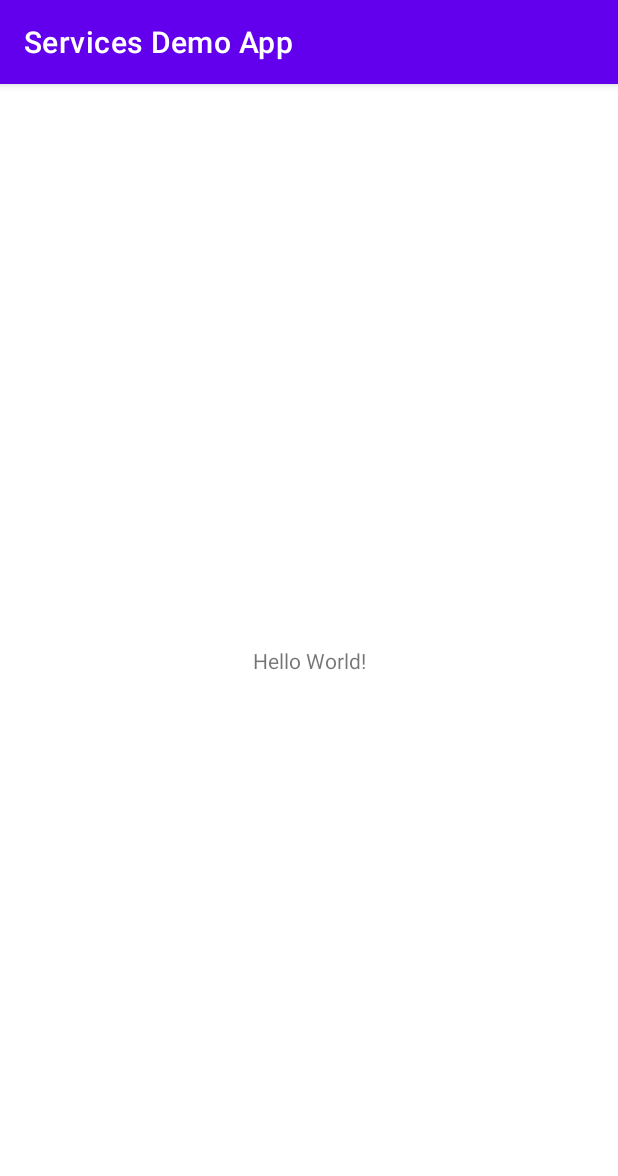
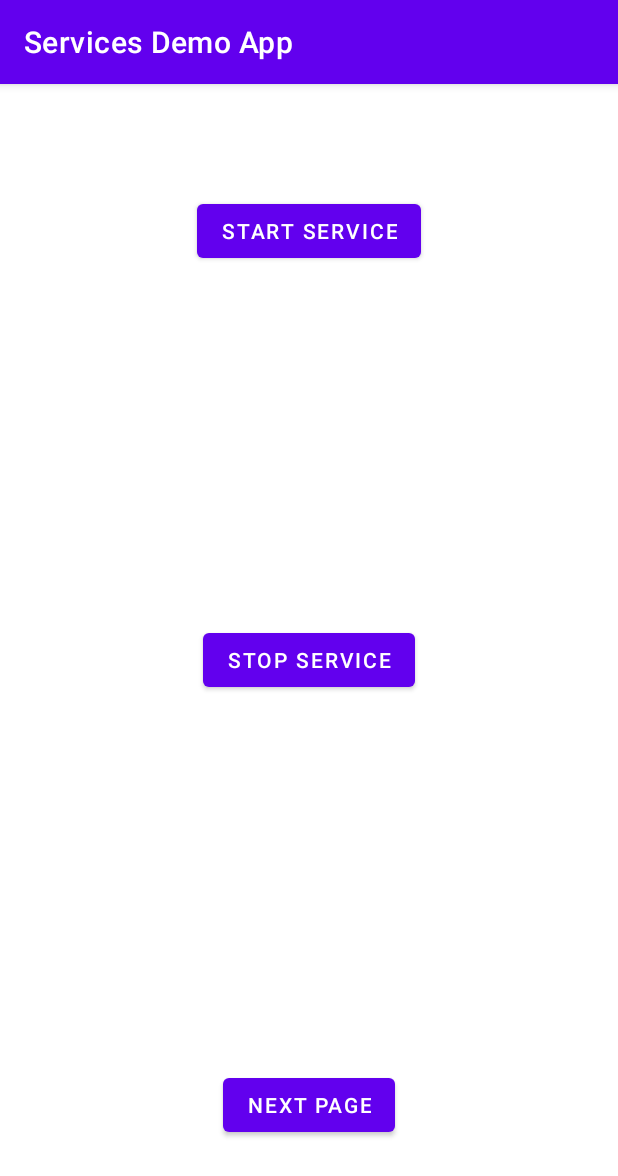
Before and after one commit to LoloziAnas/android-service-demo, an Android app: the screen it shows after launch (MainActivity), on a phone screen of 412 x 824 dp. Shown: the top 1176 px of the screen. Run offline under Robolectric (Android 15) with nearby library versions, the phone set to English and light mode, and no system bars.

Commit message:
Implementing MainActivity & NextActivity

```diff
--- a/app/src/main/AndroidManifest.xml
+++ b/app/src/main/AndroidManifest.xml
@@ -10,6 +10,9 @@
         android:supportsRtl="true"
         android:theme="@style/Theme.ServicesDemoApp">
         <activity
+            android:name=".NextActivity"
+            android:exported="true" />
+        <activity
             android:name=".MainActivity"
             android:exported="true">
             <intent-filter>
--- a/app/src/main/res/layout/activity_main.xml
+++ b/app/src/main/res/layout/activity_main.xml
@@ -1,18 +1,34 @@
 <?xml version="1.0" encoding="utf-8"?>
-<androidx.constraintlayout.widget.ConstraintLayout xmlns:android="http://schemas.android.com/apk/res/android"
+<RelativeLayout xmlns:android="http://schemas.android.com/apk/res/android"
     xmlns:app="http://schemas.android.com/apk/res-auto"
     xmlns:tools="http://schemas.android.com/tools"
     android:layout_width="match_parent"
     android:layout_height="match_parent"
     tools:context=".MainActivity">
-
-    <TextView
+    <Button
+        android:id="@+id/buttonStart"
         android:layout_width="wrap_content"
         android:layout_height="wrap_content"
-        android:text="Hello World!"
-        app:layout_constraintBottom_toBottomOf="parent"
-        app:layout_constraintLeft_toLeftOf="parent"
-        app:layout_constraintRight_toRightOf="parent"
-        app:layout_constraintTop_toTopOf="parent" />
+        android:layout_alignParentTop="true"
+        android:layout_centerHorizontal="true"
+        android:layout_marginTop="74dp"
+        android:text="Start Service" />
 
-</androidx.constraintlayout.widget.ConstraintLayout>
+    <Button
+        android:id="@+id/buttonStop"
+        android:layout_width="wrap_content"
+        android:layout_height="wrap_content"
+        android:layout_centerHorizontal="true"
+        android:layout_centerVertical="true"
+        android:text="Stop Service" />
+
+    <Button
+        android:id="@+id/buttonNext"
+        android:layout_width="wrap_content"
+        android:layout_height="wrap_content"
+        android:layout_alignParentBottom="true"
+        android:layout_centerHorizontal="true"
+        android:layout_marginBottom="63dp"
+        android:text="Next Page" />
+
+</RelativeLayout>
```
Also changed, not shown: app/src/main/java/com/lzitech/servicesdemoapp/NextActivity.java (added, +14 -0 lines), app/src/main/res/layout/activity_next.xml (added, +20 -0 lines).
